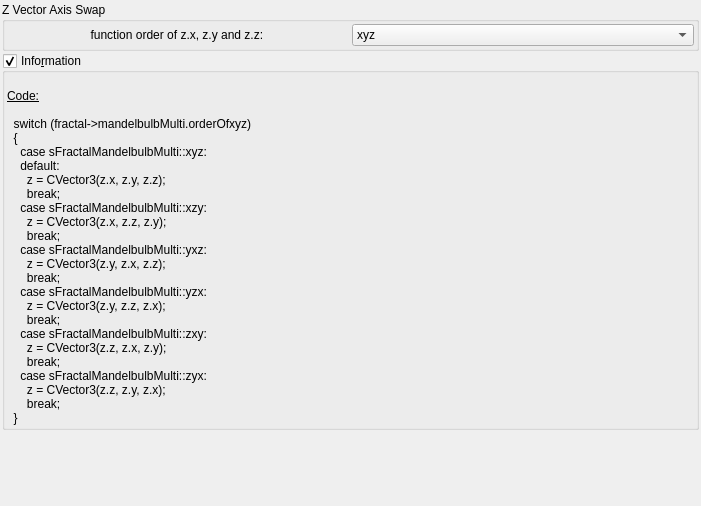
Above: mandelbulber2/qt_data/fractal_transf_zVector_axis_swap.ui from buddhi1980/mandelbulber2 before the change. Below: the same form after it.
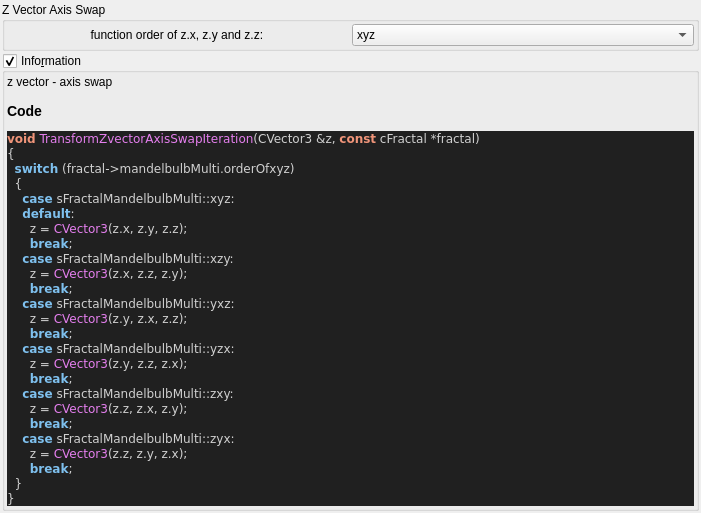
That is the form after the change. Custom widgets are drawn as their Qt base class.

Commit message:
added all transforms information boxes
now all formulas can be parsed.

@buddhi do you got a reference for Xenodreambuie formula?

```diff
--- a/mandelbulber2/qt_data/fractal_transf_zVector_axis_swap.ui
+++ b/mandelbulber2/qt_data/fractal_transf_zVector_axis_swap.ui
@@ -140,35 +140,46 @@
       <item>
        <widget class="QLabel" name="label_4">
         <property name="text">
-         <string>&lt;!DOCTYPE HTML PUBLIC &quot;-//W3C//DTD HTML 4.0//EN&quot; &quot;http://www.w3.org/TR/REC-html40/strict.dtd&quot;&gt;
-&lt;html&gt;&lt;head&gt;&lt;meta name=&quot;qrichtext&quot; content=&quot;1&quot; /&gt;&lt;style type=&quot;text/css&quot;&gt;
-p, li { white-space: pre-wrap; }
-&lt;/style&gt;&lt;/head&gt;&lt;body&gt;
-&lt;p style=&quot;-qt-paragraph-type:empty; margin-top:0px; margin-bottom:0px; margin-left:0px; margin-right:0px; -qt-block-indent:0; text-indent:0px;&quot;&gt;&lt;br /&gt;&lt;/p&gt;
-&lt;p style=&quot; margin-top:0px; margin-bottom:0px; margin-left:0px; margin-right:0px; -qt-block-indent:0; text-indent:0px;&quot;&gt;&lt;span style=&quot; text-decoration: underline;&quot;&gt;Code:&lt;/span&gt;&lt;/p&gt;
-&lt;p style=&quot;-qt-paragraph-type:empty; margin-top:0px; margin-bottom:0px; margin-left:0px; margin-right:0px; -qt-block-indent:0; text-indent:0px; text-decoration: underline;&quot;&gt;&lt;br /&gt;&lt;/p&gt;
-&lt;p style=&quot; margin-top:0px; margin-bottom:0px; margin-left:0px; margin-right:0px; -qt-block-indent:0; text-indent:0px;&quot;&gt;  switch (fractal-&amp;gt;mandelbulbMulti.orderOfxyz)&lt;/p&gt;
-&lt;p style=&quot; margin-top:0px; margin-bottom:0px; margin-left:0px; margin-right:0px; -qt-block-indent:0; text-indent:0px;&quot;&gt;  {&lt;/p&gt;
-&lt;p style=&quot; margin-top:0px; margin-bottom:0px; margin-left:0px; margin-right:0px; -qt-block-indent:0; text-indent:0px;&quot;&gt;    case sFractalMandelbulbMulti::xyz:&lt;/p&gt;
-&lt;p style=&quot; margin-top:0px; margin-bottom:0px; margin-left:0px; margin-right:0px; -qt-block-indent:0; text-indent:0px;&quot;&gt;    default:&lt;/p&gt;
-&lt;p style=&quot; margin-top:0px; margin-bottom:0px; margin-left:0px; margin-right:0px; -qt-block-indent:0; text-indent:0px;&quot;&gt;      z = CVector3(z.x, z.y, z.z);&lt;/p&gt;
-&lt;p style=&quot; margin-top:0px; margin-bottom:0px; margin-left:0px; margin-right:0px; -qt-block-indent:0; text-indent:0px;&quot;&gt;      break;&lt;/p&gt;
-&lt;p style=&quot; margin-top:0px; margin-bottom:0px; margin-left:0px; margin-right:0px; -qt-block-indent:0; text-indent:0px;&quot;&gt;    case sFractalMandelbulbMulti::xzy:&lt;/p&gt;
-&lt;p style=&quot; margin-top:0px; margin-bottom:0px; margin-left:0px; margin-right:0px; -qt-block-indent:0; text-indent:0px;&quot;&gt;      z = CVector3(z.x, z.z, z.y);&lt;/p&gt;
-&lt;p style=&quot; margin-top:0px; margin-bottom:0px; margin-left:0px; margin-right:0px; -qt-block-indent:0; text-indent:0px;&quot;&gt;      break;&lt;/p&gt;
-&lt;p style=&quot; margin-top:0px; margin-bottom:0px; margin-left:0px; margin-right:0px; -qt-block-indent:0; text-indent:0px;&quot;&gt;    case sFractalMandelbulbMulti::yxz:&lt;/p&gt;
-&lt;p style=&quot; margin-top:0px; margin-bottom:0px; margin-left:0px; margin-right:0px; -qt-block-indent:0; text-indent:0px;&quot;&gt;      z = CVector3(z.y, z.x, z.z);&lt;/p&gt;
-&lt;p style=&quot; margin-top:0px; margin-bottom:0px; margin-left:0px; margin-right:0px; -qt-block-indent:0; text-indent:0px;&quot;&gt;      break;&lt;/p&gt;
-&lt;p style=&quot; margin-top:0px; margin-bottom:0px; margin-left:0px; margin-right:0px; -qt-block-indent:0; text-indent:0px;&quot;&gt;    case sFractalMandelbulbMulti::yzx:&lt;/p&gt;
-&lt;p style=&quot; margin-top:0px; margin-bottom:0px; margin-left:0px; margin-right:0px; -qt-block-indent:0; text-indent:0px;&quot;&gt;      z = CVector3(z.y, z.z, z.x);&lt;/p&gt;
-&lt;p style=&quot; margin-top:0px; margin-bottom:0px; margin-left:0px; margin-right:0px; -qt-block-indent:0; text-indent:0px;&quot;&gt;      break;&lt;/p&gt;
-&lt;p style=&quot; margin-top:0px; margin-bottom:0px; margin-left:0px; margin-right:0px; -qt-block-indent:0; text-indent:0px;&quot;&gt;    case sFractalMandelbulbMulti::zxy:&lt;/p&gt;
-&lt;p style=&quot; margin-top:0px; margin-bottom:0px; margin-left:0px; margin-right:0px; -qt-block-indent:0; text-indent:0px;&quot;&gt;      z = CVector3(z.z, z.x, z.y);&lt;/p&gt;
-&lt;p style=&quot; margin-top:0px; margin-bottom:0px; margin-left:0px; margin-right:0px; -qt-block-indent:0; text-indent:0px;&quot;&gt;      break;&lt;/p&gt;
-&lt;p style=&quot; margin-top:0px; margin-bottom:0px; margin-left:0px; margin-right:0px; -qt-block-indent:0; text-indent:0px;&quot;&gt;    case sFractalMandelbulbMulti::zyx:&lt;/p&gt;
-&lt;p style=&quot; margin-top:0px; margin-bottom:0px; margin-left:0px; margin-right:0px; -qt-block-indent:0; text-indent:0px;&quot;&gt;      z = CVector3(z.z, z.y, z.x);&lt;/p&gt;
-&lt;p style=&quot; margin-top:0px; margin-bottom:0px; margin-left:0px; margin-right:0px; -qt-block-indent:0; text-indent:0px;&quot;&gt;      break;&lt;/p&gt;
-&lt;p style=&quot; margin-top:0px; margin-bottom:0px; margin-left:0px; margin-right:0px; -qt-block-indent:0; text-indent:0px;&quot;&gt;  }&lt;/p&gt;&lt;/body&gt;&lt;/html&gt;</string>
+         <string>&lt;p&gt;z vector - axis swap&lt;/p&gt;&lt;table&gt;
+&lt;/table&gt;
+&lt;h3&gt;Code&lt;/h3&gt;
+&lt;!DOCTYPE HTML PUBLIC &quot;-//W3C//DTD HTML 4.0 Transitional//EN&quot;&gt;
+&lt;html&gt;
+&lt;head&gt;
+&lt;meta http-equiv=&quot;content-type&quot; content=&quot;text/html; charset=ISO-8859-1&quot;&gt;
+&lt;title&gt;Source file&lt;/title&gt;
+&lt;/head&gt;
+&lt;body style=&quot;background-color:#202020&quot;&gt;
+&lt;pre style=&quot;color:#d0d0d0; background-color:#202020;  font-family:'Courier New';&quot;&gt;&lt;span style=&quot;color:#f09479; font-weight:bold&quot;&gt;void&lt;/span&gt; &lt;span style=&quot;color:#e47eed&quot;&gt;TransformZvectorAxisSwapIteration&lt;/span&gt;&lt;span style=&quot;color:#d0d0d0&quot;&gt;(&lt;/span&gt;CVector3 &lt;span style=&quot;color:#d0d0d0&quot;&gt;&amp;amp;&lt;/span&gt;z&lt;span style=&quot;color:#d0d0d0&quot;&gt;,&lt;/span&gt; &lt;span style=&quot;color:#f09479; font-weight:bold&quot;&gt;const&lt;/span&gt; cFractal &lt;span style=&quot;color:#d0d0d0&quot;&gt;*&lt;/span&gt;fractal&lt;span style=&quot;color:#d0d0d0&quot;&gt;)&lt;/span&gt;
+&lt;span style=&quot;color:#d0d0d0&quot;&gt;{&lt;/span&gt;
+  &lt;span style=&quot;color:#7ec0ee; font-weight:bold&quot;&gt;switch&lt;/span&gt; &lt;span style=&quot;color:#d0d0d0&quot;&gt;(&lt;/span&gt;fractal&lt;span style=&quot;color:#d0d0d0&quot;&gt;-&amp;gt;&lt;/span&gt;mandelbulbMulti&lt;span style=&quot;color:#d0d0d0&quot;&gt;.&lt;/span&gt;orderOfxyz&lt;span style=&quot;color:#d0d0d0&quot;&gt;)&lt;/span&gt;
+  &lt;span style=&quot;color:#d0d0d0&quot;&gt;{&lt;/span&gt;
+    &lt;span style=&quot;color:#7ec0ee; font-weight:bold&quot;&gt;case&lt;/span&gt; sFractalMandelbulbMulti&lt;span style=&quot;color:#d0d0d0&quot;&gt;::&lt;/span&gt;xyz&lt;span style=&quot;color:#d0d0d0&quot;&gt;:&lt;/span&gt;
+    &lt;span style=&quot;color:#7ec0ee; font-weight:bold&quot;&gt;default&lt;/span&gt;&lt;span style=&quot;color:#d0d0d0&quot;&gt;:&lt;/span&gt;
+      z &lt;span style=&quot;color:#d0d0d0&quot;&gt;=&lt;/span&gt; &lt;span style=&quot;color:#e47eed&quot;&gt;CVector3&lt;/span&gt;&lt;span style=&quot;color:#d0d0d0&quot;&gt;(&lt;/span&gt;z&lt;span style=&quot;color:#d0d0d0&quot;&gt;.&lt;/span&gt;x&lt;span style=&quot;color:#d0d0d0&quot;&gt;,&lt;/span&gt; z&lt;span style=&quot;color:#d0d0d0&quot;&gt;.&lt;/span&gt;y&lt;span style=&quot;color:#d0d0d0&quot;&gt;,&lt;/span&gt; z&lt;span style=&quot;color:#d0d0d0&quot;&gt;.&lt;/span&gt;z&lt;span style=&quot;color:#d0d0d0&quot;&gt;);&lt;/span&gt;
+      &lt;span style=&quot;color:#7ec0ee; font-weight:bold&quot;&gt;break&lt;/span&gt;&lt;span style=&quot;color:#d0d0d0&quot;&gt;;&lt;/span&gt;
+    &lt;span style=&quot;color:#7ec0ee; font-weight:bold&quot;&gt;case&lt;/span&gt; sFractalMandelbulbMulti&lt;span style=&quot;color:#d0d0d0&quot;&gt;::&lt;/span&gt;xzy&lt;span style=&quot;color:#d0d0d0&quot;&gt;:&lt;/span&gt;
+      z &lt;span style=&quot;color:#d0d0d0&quot;&gt;=&lt;/span&gt; &lt;span style=&quot;color:#e47eed&quot;&gt;CVector3&lt;/span&gt;&lt;span style=&quot;color:#d0d0d0&quot;&gt;(&lt;/span&gt;z&lt;span style=&quot;color:#d0d0d0&quot;&gt;.&lt;/span&gt;x&lt;span style=&quot;color:#d0d0d0&quot;&gt;,&lt;/span&gt; z&lt;span style=&quot;color:#d0d0d0&quot;&gt;.&lt;/span&gt;z&lt;span style=&quot;color:#d0d0d0&quot;&gt;,&lt;/span&gt; z&lt;span style=&quot;color:#d0d0d0&quot;&gt;.&lt;/span&gt;y&lt;span style=&quot;color:#d0d0d0&quot;&gt;);&lt;/span&gt;
+      &lt;span style=&quot;color:#7ec0ee; font-weight:bold&quot;&gt;break&lt;/span&gt;&lt;span style=&quot;color:#d0d0d0&quot;&gt;;&lt;/span&gt;
+    &lt;span style=&quot;color:#7ec0ee; font-weight:bold&quot;&gt;case&lt;/span&gt; sFractalMandelbulbMulti&lt;span style=&quot;color:#d0d0d0&quot;&gt;::&lt;/span&gt;yxz&lt;span style=&quot;color:#d0d0d0&quot;&gt;:&lt;/span&gt;
+      z &lt;span style=&quot;color:#d0d0d0&quot;&gt;=&lt;/span&gt; &lt;span style=&quot;color:#e47eed&quot;&gt;CVector3&lt;/span&gt;&lt;span style=&quot;color:#d0d0d0&quot;&gt;(&lt;/span&gt;z&lt;span style=&quot;color:#d0d0d0&quot;&gt;.&lt;/span&gt;y&lt;span style=&quot;color:#d0d0d0&quot;&gt;,&lt;/span&gt; z&lt;span style=&quot;color:#d0d0d0&quot;&gt;.&lt;/span&gt;x&lt;span style=&quot;color:#d0d0d0&quot;&gt;,&lt;/span&gt; z&lt;span style=&quot;color:#d0d0d0&quot;&gt;.&lt;/span&gt;z&lt;span style=&quot;color:#d0d0d0&quot;&gt;);&lt;/span&gt;
+      &lt;span style=&quot;color:#7ec0ee; font-weight:bold&quot;&gt;break&lt;/span&gt;&lt;span style=&quot;color:#d0d0d0&quot;&gt;;&lt;/span&gt;
+    &lt;span style=&quot;color:#7ec0ee; font-weight:bold&quot;&gt;case&lt;/span&gt; sFractalMandelbulbMulti&lt;span style=&quot;color:#d0d0d0&quot;&gt;::&lt;/span&gt;yzx&lt;span style=&quot;color:#d0d0d0&quot;&gt;:&lt;/span&gt;
+      z &lt;span style=&quot;color:#d0d0d0&quot;&gt;=&lt;/span&gt; &lt;span style=&quot;color:#e47eed&quot;&gt;CVector3&lt;/span&gt;&lt;span style=&quot;color:#d0d0d0&quot;&gt;(&lt;/span&gt;z&lt;span style=&quot;color:#d0d0d0&quot;&gt;.&lt;/span&gt;y&lt;span style=&quot;color:#d0d0d0&quot;&gt;,&lt;/span&gt; z&lt;span style=&quot;color:#d0d0d0&quot;&gt;.&lt;/span&gt;z&lt;span style=&quot;color:#d0d0d0&quot;&gt;,&lt;/span&gt; z&lt;span style=&quot;color:#d0d0d0&quot;&gt;.&lt;/span&gt;x&lt;span style=&quot;color:#d0d0d0&quot;&gt;);&lt;/span&gt;
+      &lt;span style=&quot;color:#7ec0ee; font-weight:bold&quot;&gt;break&lt;/span&gt;&lt;span style=&quot;color:#d0d0d0&quot;&gt;;&lt;/span&gt;
+    &lt;span style=&quot;color:#7ec0ee; font-weight:bold&quot;&gt;case&lt;/span&gt; sFractalMandelbulbMulti&lt;span style=&quot;color:#d0d0d0&quot;&gt;::&lt;/span&gt;zxy&lt;span style=&quot;color:#d0d0d0&quot;&gt;:&lt;/span&gt;
+      z &lt;span style=&quot;color:#d0d0d0&quot;&gt;=&lt;/span&gt; &lt;span style=&quot;color:#e47eed&quot;&gt;CVector3&lt;/span&gt;&lt;span style=&quot;color:#d0d0d0&quot;&gt;(&lt;/span&gt;z&lt;span style=&quot;color:#d0d0d0&quot;&gt;.&lt;/span&gt;z&lt;span style=&quot;color:#d0d0d0&quot;&gt;,&lt;/span&gt; z&lt;span style=&quot;color:#d0d0d0&quot;&gt;.&lt;/span&gt;x&lt;span style=&quot;color:#d0d0d0&quot;&gt;,&lt;/span&gt; z&lt;span style=&quot;color:#d0d0d0&quot;&gt;.&lt;/span&gt;y&lt;span style=&quot;color:#d0d0d0&quot;&gt;);&lt;/span&gt;
+      &lt;span style=&quot;color:#7ec0ee; font-weight:bold&quot;&gt;break&lt;/span&gt;&lt;span style=&quot;color:#d0d0d0&quot;&gt;;&lt;/span&gt;
+    &lt;span style=&quot;color:#7ec0ee; font-weight:bold&quot;&gt;case&lt;/span&gt; sFractalMandelbulbMulti&lt;span style=&quot;color:#d0d0d0&quot;&gt;::&lt;/span&gt;zyx&lt;span style=&quot;color:#d0d0d0&quot;&gt;:&lt;/span&gt;
+      z &lt;span style=&quot;color:#d0d0d0&quot;&gt;=&lt;/span&gt; &lt;span style=&quot;color:#e47eed&quot;&gt;CVector3&lt;/span&gt;&lt;span style=&quot;color:#d0d0d0&quot;&gt;(&lt;/span&gt;z&lt;span style=&quot;color:#d0d0d0&quot;&gt;.&lt;/span&gt;z&lt;span style=&quot;color:#d0d0d0&quot;&gt;,&lt;/span&gt; z&lt;span style=&quot;color:#d0d0d0&quot;&gt;.&lt;/span&gt;y&lt;span style=&quot;color:#d0d0d0&quot;&gt;,&lt;/span&gt; z&lt;span style=&quot;color:#d0d0d0&quot;&gt;.&lt;/span&gt;x&lt;span style=&quot;color:#d0d0d0&quot;&gt;);&lt;/span&gt;
+      &lt;span style=&quot;color:#7ec0ee; font-weight:bold&quot;&gt;break&lt;/span&gt;&lt;span style=&quot;color:#d0d0d0&quot;&gt;;&lt;/span&gt;
+  &lt;span style=&quot;color:#d0d0d0&quot;&gt;}&lt;/span&gt;
+&lt;span style=&quot;color:#d0d0d0&quot;&gt;}&lt;/span&gt;
+&lt;/pre&gt;
+&lt;/body&gt;
+&lt;/html&gt;
+&lt;!--HTML generated by highlight 3.9, http://www.andre-simon.de/--&gt;
+</string>
         </property>
         <property name="wordWrap">
          <bool>true</bool>
```
Left out of the diff: 2 changed lines with no effect on the pictures. The commit also changes 75 other files.
